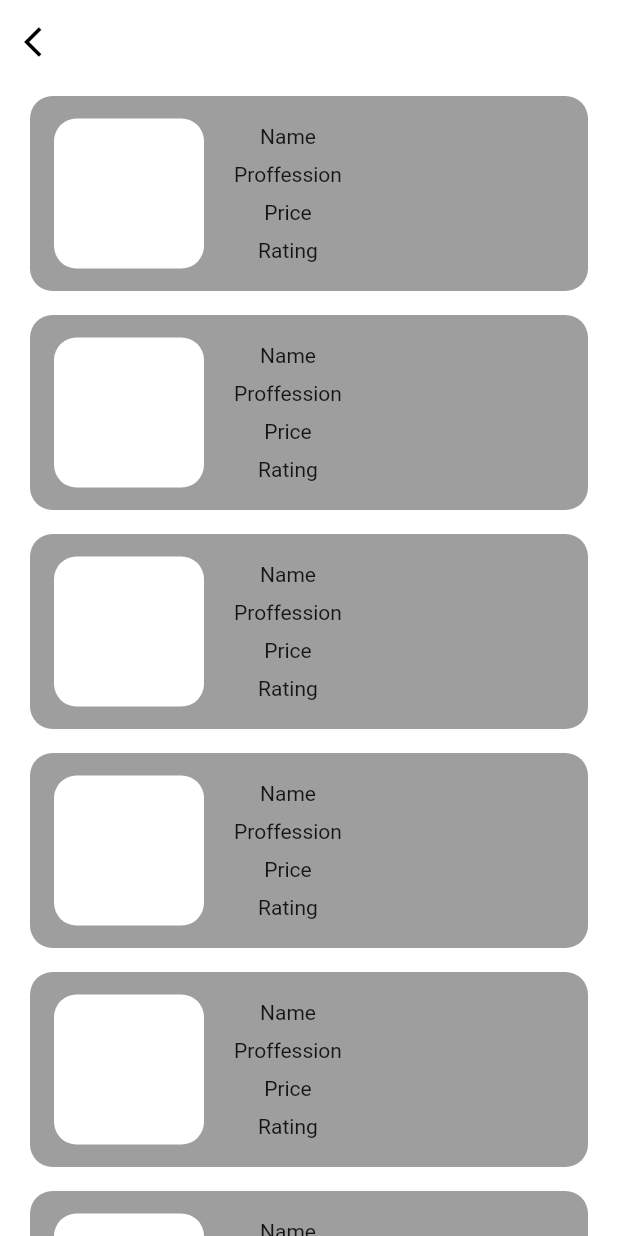
After one commit to vshnu97/Main-Project, a Flutter app: the ScreenEmployeeList screen opened directly, on a phone screen of 412 x 824 dp. The commit adds this screen. Run offline on Flutter 3.47's test engine with Material 2 defaults, Android fonts, the phone set to English and light mode, and no system bars; our stand-ins replace google_fonts.

Commit message:
empl list

```diff
--- /dev/null
+++ b/lib/app/hire_employee/view/employe_list.dart
@@ -0,0 +1,62 @@
+import 'package:flutter/material.dart';
+import 'package:main_project/app/utities/colors/colors.dart';
+import 'package:main_project/app/utities/sizedbox/sizedbox.dart';
+
+class ScreenEmployeeList extends StatelessWidget {
+  const ScreenEmployeeList({Key? key}) : super(key: key);
+
+  @override
+  Widget build(BuildContext context) {
+    return Scaffold(
+      appBar: AppBar(
+          backgroundColor: kWhiteColor,
+          elevation: 0,
+          leading: const Icon(
+            Icons.arrow_back_ios,
+            color: kBlackColor,
+          )),
+      body: ListView.separated(
+        itemBuilder: ((context, index) {
+          return Padding(
+            padding: const EdgeInsets.symmetric(horizontal: 20, vertical: 8),
+            child: Container(
+              height: 130,
+              decoration: BoxDecoration(
+                  borderRadius: BorderRadius.circular(15), color: kGreyColor),
+              child: Padding(
+                padding: const EdgeInsets.symmetric(horizontal: 16,vertical: 10),
+                child: Row(
+                  children: [
+                    Container(
+                      height: 100,
+                      width: 100,
+                      decoration: BoxDecoration(
+                          borderRadius: BorderRadius.circular(15),
+                          color: kWhiteColor),
+                    ),
+                   const SizedBox(width: 20,),
+                    Column(
+                      mainAxisAlignment: MainAxisAlignment.spaceEvenly,
+                      children: const [
+                        Text('Name'),
+                        Text('Proffession'),
+                        Text('Price'),
+                        Text('Rating'),
+                      ],
+                    ),
+                  ],
+                ),
+              ),
+            ),
+          );
+        }),
+        separatorBuilder: ((context, index) {
+          return const SizedBox(
+            height: 0,
+          );
+        }),
+        itemCount: 10,
+      ),
+    );
+  }
+}
--- a/lib/app/hire_employee/view/screen_hire_employe.dart
+++ b/lib/app/hire_employee/view/screen_hire_employe.dart
@@ -1,4 +1,6 @@
 import 'package:flutter/material.dart';
+import 'package:main_project/app/hire_employee/view/employe_list.dart';
+import 'package:main_project/app/routes/routes.dart';
 import 'package:main_project/app/utities/colors/colors.dart';
 import 'package:main_project/app/utities/sizedbox/sizedbox.dart';
 
@@ -87,13 +89,18 @@ class ScreenHireEmployee extends StatelessWidget {
                           scrollDirection: Axis.horizontal,
                           itemBuilder: ((context, index) {
                             return Padding(
-                              padding: const EdgeInsets.symmetric(horizontal: 8),
+                              padding: const EdgeInsets.fromLTRB(0, 0, 0, 0),
+                              child: GestureDetector(
+                                onTap: (){
+                                  RoutesScreen().pushScreen(context, const ScreenEmployeeList());
+                                },
                                 child: Container(
                                   height: 200,
                                   width: 200,
                                   decoration: BoxDecoration(
                                       borderRadius: BorderRadius.circular(20),
                                       color: kGreyColor),
+                                ),
                               ),
                             );
                           })),
```
Also changed, not shown: assests/llllllll.png (added). Lines whose indentation alone changed are shown as unchanged.
